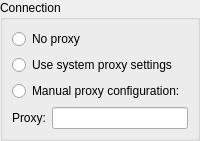
Above: resources/ui/configure/browser.ui from prymatex/prymatex before the change. Below: the same form after it.
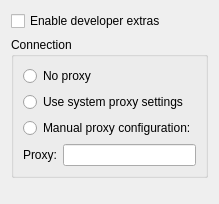
That is the form after the change.

The edit to the form file:
```diff
--- a/resources/ui/configure/browser.ui
+++ b/resources/ui/configure/browser.ui
@@ -6,12 +6,13 @@
    <string>Form</string>
   </property>
   <layout class="QVBoxLayout" name="verticalLayout">
-   <property name="spacing">
-    <number>2</number>
-   </property>
-   <property name="margin">
-    <number>0</number>
-   </property>
+   <item>
+    <widget class="QCheckBox" name="checkBoxDeveloperExtras">
+     <property name="text">
+      <string>Enable developer extras</string>
+     </property>
+    </widget>
+   </item>
    <item>
     <widget class="QGroupBox" name="groupBox">
      <property name="title">
@@ -56,6 +57,19 @@
      </layout>
     </widget>
    </item>
+   <item>
+    <spacer name="verticalSpacer">
+     <property name="orientation">
+      <enum>Qt::Vertical</enum>
+     </property>
+     <property name="sizeHint" stdset="0">
+      <size>
+       <width>20</width>
+       <height>15</height>
+      </size>
+     </property>
+    </spacer>
+   </item>
   </layout>
  </widget>
  <resources/>
```
Left out of the diff: 2 changed lines with no effect on the pictures.
